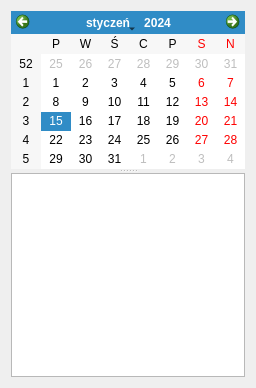
Before: the Qt Designer form src/schedulewidget.ui in BackupTheBerlios/tinyorganizer, drawn with Qt 5.
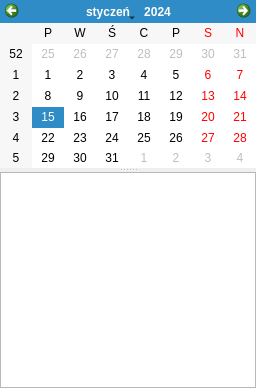
After: the same form once the commit is applied. Icons and pictures are not drawn.

Commit message: fixed margins for schedulewidget

```diff
--- a/src/schedulewidget.ui
+++ b/src/schedulewidget.ui
@@ -17,6 +17,9 @@
    <string notr="true"/>
   </property>
   <layout class="QVBoxLayout" name="verticalLayout">
+   <property name="margin">
+    <number>0</number>
+   </property>
    <item>
     <widget class="QSplitter" name="splitter">
      <property name="frameShape">
```
